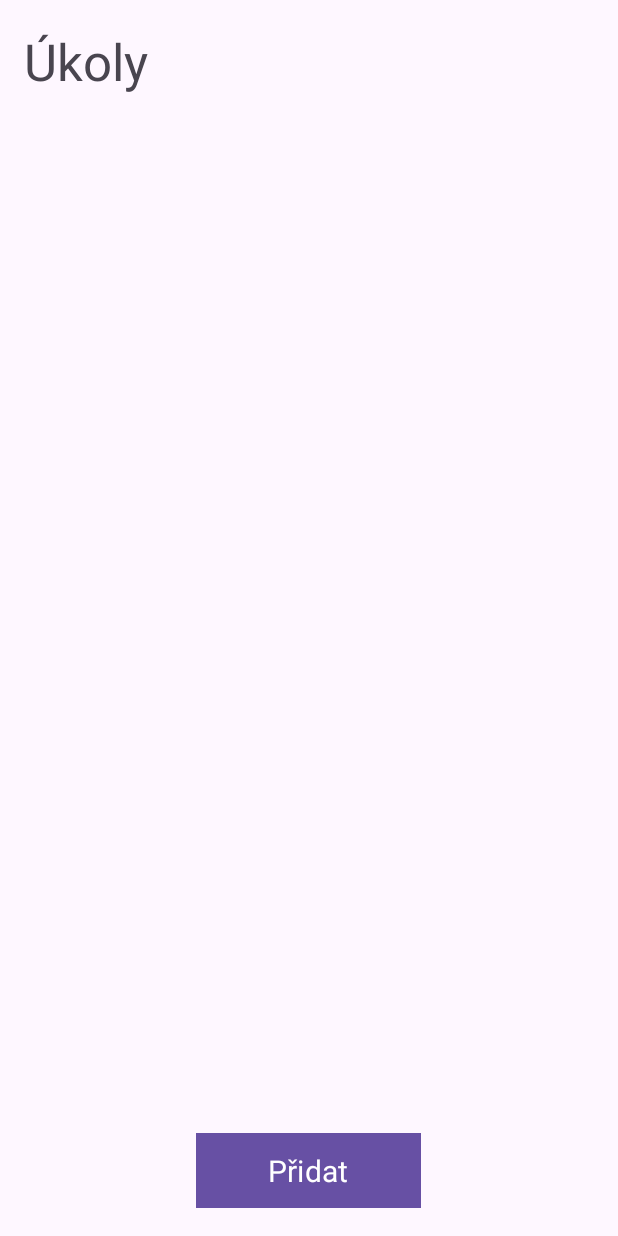
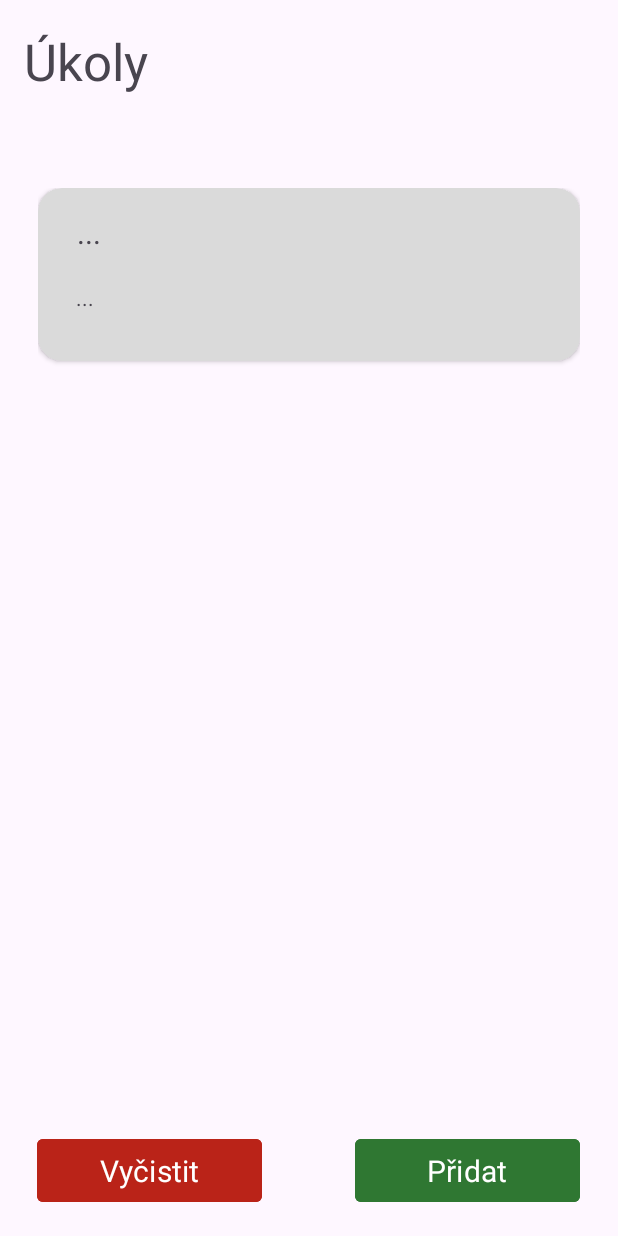
Before and after one commit to Filipv403/TodoList, an Android app: the editPage screen opened directly, with no data from a screen before it, after a tap on "Přidat", on a phone screen of 412 x 824 dp. Run offline under Robolectric (Android 15) with nearby library versions, the light colour scheme and no system bars.

Commit message:
Finished recyclerView, added clear btn and polishing

```diff
--- a/app/src/main/java/com/example/todolist/Item.kt
+++ b/app/src/main/java/com/example/todolist/Item.kt
@@ -4,8 +4,8 @@ import java.util.Date
 
 class Item(Subject: String, Description: String) {
     var Id: Int = 1;
-    var Subject: String = "";
-    var Description: String = "";
+    var Subject: String = Subject;
+    var Description: String = Description;
     //var RealizationDate: Date = Date();
     var Completed: Boolean = false;
     var Validity: Boolean = true;
--- a/app/src/main/java/com/example/todolist/MainActivity.kt
+++ b/app/src/main/java/com/example/todolist/MainActivity.kt
@@ -1,20 +1,40 @@
 package com.example.todolist
 
+import android.content.Context
 import android.content.Intent
+import android.content.SharedPreferences
 import androidx.appcompat.app.AppCompatActivity
 import android.os.Bundle
 import android.widget.Button
 import androidx.core.splashscreen.SplashScreen.Companion.installSplashScreen
+import androidx.lifecycle.ViewModelProvider
+import androidx.recyclerview.widget.LinearLayoutManager
+import androidx.recyclerview.widget.RecyclerView
 
 class MainActivity : AppCompatActivity() {
+    private lateinit var viewModel: ItemViewModel
     override fun onCreate(savedInstanceState: Bundle?) {
         super.onCreate(savedInstanceState)
         installSplashScreen()
         setContentView(R.layout.activity_main)
 
+        val sharedPreferences : SharedPreferences = getSharedPreferences("TODOLIST", Context.MODE_PRIVATE);
+
+        viewModel = ViewModelProvider(this, ItemViewModelFactory(sharedPreferences)).get(ItemViewModel::class.java);
+
+        val recyclerView = findViewById<RecyclerView>(R.id.itemsView);
+        val adapter = ItemAdapter(viewModel);
+        recyclerView.adapter = adapter
+        recyclerView.layoutManager = LinearLayoutManager(this)
+
         val editButton = findViewById<Button>(R.id.buttonNewItem);
         editButton.setOnClickListener {
             OpenEditPage();
+        }
+
+        val clearButton = findViewById<Button>(R.id.buttonClear);
+        clearButton.setOnClickListener {
+            ClearStorage(sharedPreferences, adapter);
         }
     }
 
@@ -22,4 +42,9 @@ class MainActivity : AppCompatActivity() {
         val intent = Intent(this, editPage::class.java);
         startActivity(intent);
     }
+
+    fun ClearStorage(sharedPreferences : SharedPreferences, adapter: ItemAdapter) {
+        sharedPreferences.edit().clear().apply();
+        adapter.notifyDataSetChanged();
+    }
 }
--- a/app/src/main/res/layout/activity_main.xml
+++ b/app/src/main/res/layout/activity_main.xml
@@ -24,7 +24,7 @@
         android:layout_height="wrap_content"
         android:width="150sp"
         android:height="50sp"
-        android:background="#2F7732"
+        android:backgroundTint="#2F7732"
         android:fontFamily="sans-serif"
         android:text="Přidat"
         android:textAlignment="center"
@@ -32,7 +32,26 @@
         app:cornerRadius="4sp"
         app:layout_constraintBottom_toBottomOf="parent"
         app:layout_constraintEnd_toEndOf="parent"
-        app:layout_constraintHorizontal_bias="0.498"
+        app:layout_constraintHorizontal_bias="0.904"
+        app:layout_constraintStart_toStartOf="parent"
+        app:layout_constraintTop_toTopOf="parent"
+        app:layout_constraintVertical_bias="0.976" />
+
+    <Button
+        android:id="@+id/buttonClear"
+        android:layout_width="wrap_content"
+        android:layout_height="wrap_content"
+        android:width="150sp"
+        android:height="50sp"
+        android:backgroundTint="#BA2318"
+        android:fontFamily="sans-serif"
+        android:text="Vyčistit"
+        android:textAlignment="center"
+        android:textSize="20sp"
+        app:cornerRadius="4sp"
+        app:layout_constraintBottom_toBottomOf="parent"
+        app:layout_constraintEnd_toEndOf="parent"
+        app:layout_constraintHorizontal_bias="0.095"
         app:layout_constraintStart_toStartOf="parent"
         app:layout_constraintTop_toTopOf="parent"
         app:layout_constraintVertical_bias="0.976" />
--- a/app/src/main/res/layout/card_layout.xml
+++ b/app/src/main/res/layout/card_layout.xml
@@ -4,7 +4,9 @@
     xmlns:tools="http://schemas.android.com/tools"
     android:layout_width="match_parent"
     android:layout_height="wrap_content"
-    android:backgroundTint="#D6D6D6">
+    android:layout_marginBottom="8dp"
+    android:backgroundTint="#DADADA"
+    app:cardCornerRadius="16dp">
 
     <androidx.constraintlayout.widget.ConstraintLayout
         android:layout_width="match_parent"
@@ -13,7 +15,7 @@
 
         <TextView
             android:id="@+id/itemSubject"
-            android:layout_width="370dp"
+            android:layout_width="310dp"
             android:layout_height="36dp"
             android:height="130dp"
             android:textSize="20sp"
@@ -23,7 +25,7 @@
 
         <TextView
             android:id="@+id/itemDescription"
-            android:layout_width="370dp"
+            android:layout_width="310dp"
             android:layout_height="36dp"
             android:layout_marginTop="47dp"
             android:width="230dp"
```
